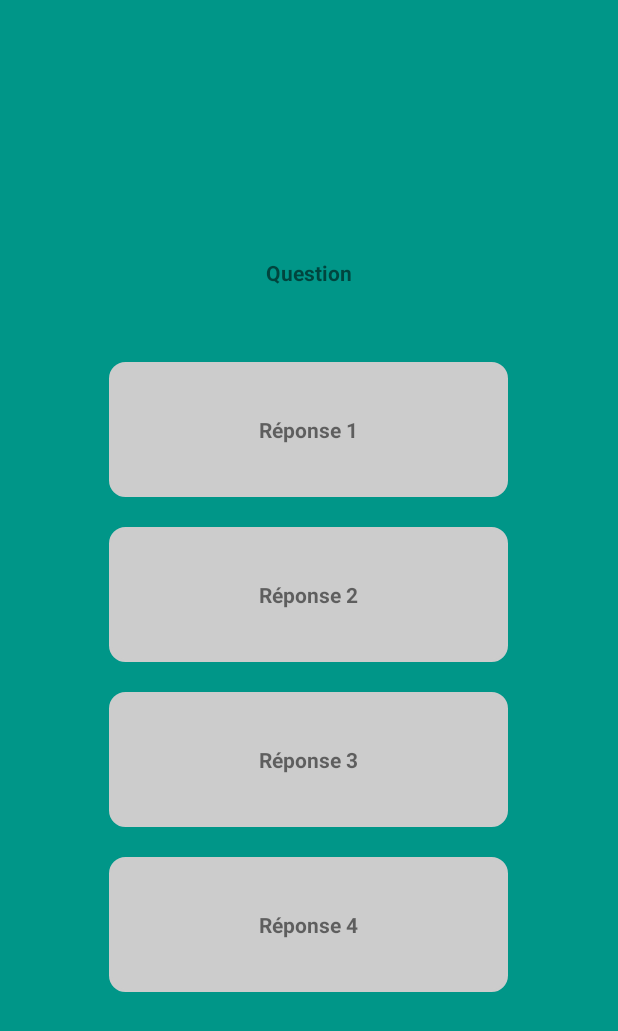
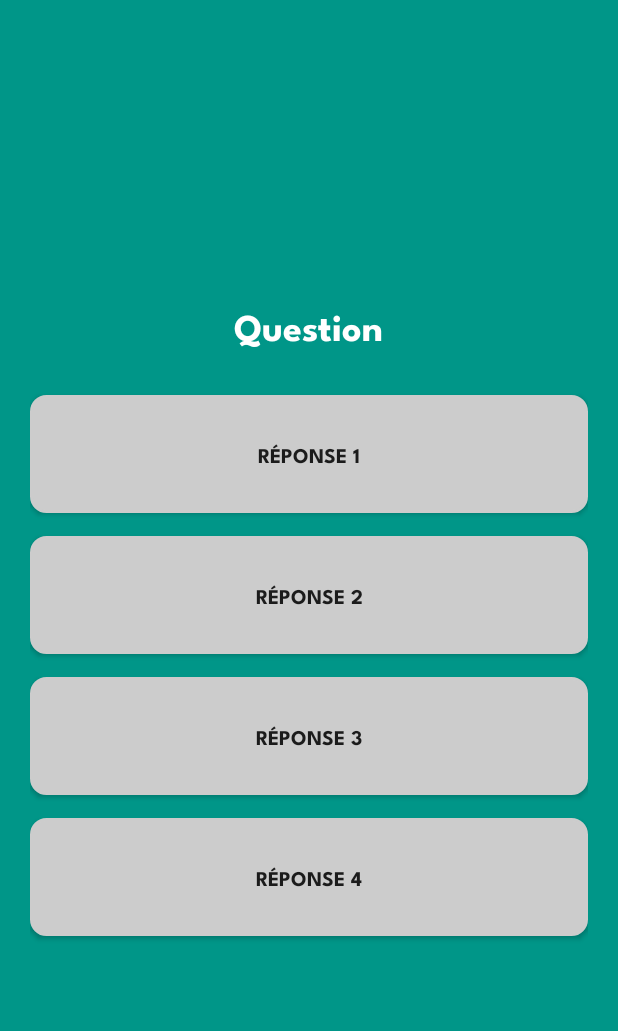
Before and after one commit to Ayduria/GamersGuess, an Android app: the QuizActivity screen opened directly, with no data from a screen before it, on a phone screen of 412 x 824 dp. Shown: the top 1031 px of the screen. Run offline under Robolectric (Android 15) with nearby library versions, the phone set to English and light mode, and no system bars; our stand-ins replace Room's generated code; 6 statements that could not run were skipped.

Commit message:
Linked main menu, difficulty choice and quiz activities and added general interface styles

```diff
--- a/app/src/main/java/uqac/dim/gamersguess/QuizActivity.java
+++ b/app/src/main/java/uqac/dim/gamersguess/QuizActivity.java
@@ -16,9 +16,8 @@ import uqac.dim.gamersguess.persistance.Score;
 public class QuizActivity extends AppCompatActivity {
 
     private QuizBD bd;
-    private Question question;
-    private Reponse reponse;
-    private Score score;
+    String difficulty;
+    List<Question> questions;
 
     @Override
     protected void onCreate(Bundle savedInstanceState) {
@@ -26,28 +25,43 @@ public class QuizActivity extends AppCompatActivity {
         setContentView(R.layout.activity_quiz);
 
         bd = QuizBD.getDatabase(getApplicationContext());
-        //displayTest();
+
+        // Get all questions for selected difficulty
+        Bundle b = getIntent().getExtras();
+        difficulty = b.getString("difficulty");
+
+        switch(difficulty) {
+            case "f":   questions = bd.quizDao().getEasyQuestions();
+                break;
+            case "m":   questions = bd.quizDao().getMediumQuestions();
+                break;
+            case "d":   questions = bd.quizDao().getHardQuestions();
+                break;
+        }
+
+        displayTest();
     }
 
-    /*private void displayTest() {
-        TextView question = (TextView)findViewById(R.id.testQuestion);
-        TextView reponse1 = (TextView)findViewById(R.id.testReponse1);
-        TextView reponse2 = (TextView)findViewById(R.id.testReponse2);
-        TextView reponse3 = (TextView)findViewById(R.id.testReponse3);
-        TextView reponse4 = (TextView)findViewById(R.id.testReponse4);
+    private void displayTest() {
+        TextView question = (TextView)findViewById(R.id.question);
+        TextView reponse1 = (TextView)findViewById(R.id.reponse1);
+        TextView reponse2 = (TextView)findViewById(R.id.reponse2);
+        TextView reponse3 = (TextView)findViewById(R.id.reponse3);
+        TextView reponse4 = (TextView)findViewById(R.id.reponse4);
+        List<TextView> reponseViews = Arrays.asList(reponse1, reponse2, reponse3, reponse4);
 
-        Question testQuestion = bd.quizDao().findQuestionById(1);
-        question.setText(testQuestion.question);
+        Question firstQuestion = questions.get(0);
 
-        List<TextView> reponseViews = Arrays.asList(reponse1, reponse2, reponse3, reponse4);
-        List<Reponse> reponses = bd.quizDao().loadAllQuestionAnswers(1);
+        question.setText(firstQuestion.question);
+
+        List<Reponse> reponses = bd.quizDao().loadAllQuestionAnswers(firstQuestion.getQuestionId());
 
         int noReponse = 0;
         for(TextView textView : reponseViews) {
             textView.setText(reponses.get(noReponse).choixReponse);
             noReponse++;
         }
-    }*/
+    }
 
     @Override
     protected void onDestroy() {
--- a/app/src/main/java/uqac/dim/gamersguess/persistance/Question.java
+++ b/app/src/main/java/uqac/dim/gamersguess/persistance/Question.java
@@ -24,4 +24,8 @@ public class Question {
         this.question = question;
         this.difficulte = difficulte;
     }
+
+    public Integer getQuestionId() {
+        return id;
+    }
 }
--- a/app/src/main/res/layout/activity_quiz.xml
+++ b/app/src/main/res/layout/activity_quiz.xml
@@ -4,66 +4,59 @@
     android:layout_height="match_parent"
     android:gravity="center"
     android:orientation="vertical"
-    android:paddingTop="10dp">
+    android:padding="20dp">
 
     <TextView
         android:id="@+id/question"
         android:layout_width="wrap_content"
         android:layout_height="wrap_content"
         android:paddingBottom="30dp"
+        android:gravity="center"
+        style="@style/Theme.GamersGuess.activityHeader"
         android:text="Question" />
 
 
-        <TextView
+        <Button
             android:id="@+id/reponse1"
-            android:layout_width="wrap_content"
+            android:layout_width="match_parent"
             android:layout_height="wrap_content"
-            android:paddingTop="35dp"
-            android:paddingLeft="100dp"
-            android:paddingRight="100dp"
-            android:paddingBottom="35dp"
-            android:layout_marginTop="20dp"
+            android:gravity="center"
+            android:paddingTop="30dp"
+            android:paddingBottom="30dp"
+            android:layout_marginBottom="15dp"
             android:background="@drawable/bg_rounded"
-            android:text="Réponse 1"
-            android:textAlignment="center"/>
+            android:text="Réponse 1" />
 
-        <TextView
+    <Button
         android:id="@+id/reponse2"
-            android:layout_width="wrap_content"
+        android:layout_width="match_parent"
         android:layout_height="wrap_content"
-            android:paddingTop="35dp"
-            android:paddingLeft="100dp"
-            android:paddingRight="100dp"
-            android:paddingBottom="35dp"
-            android:layout_marginTop="20dp"
+        android:gravity="center"
+        android:paddingTop="30dp"
+        android:paddingBottom="30dp"
+        android:layout_marginBottom="15dp"
         android:background="@drawable/bg_rounded"
-            android:text="Réponse 2"
-            android:textAlignment="center"/>
+        android:text="Réponse 2" />
 
-        <TextView
+    <Button
         android:id="@+id/reponse3"
-            android:layout_width="wrap_content"
+        android:layout_width="match_parent"
         android:layout_height="wrap_content"
-            android:paddingTop="35dp"
-            android:paddingLeft="100dp"
-            android:paddingRight="100dp"
-            android:paddingBottom="35dp"
-            android:layout_marginTop="20dp"
+        android:gravity="center"
+        android:paddingTop="30dp"
+        android:paddingBottom="30dp"
+        android:layout_marginBottom="15dp"
         android:background="@drawable/bg_rounded"
-            android:text="Réponse 3"
-            android:textAlignment="center"/>
+        android:text="Réponse 3" />
 
-        <TextView
+    <Button
         android:id="@+id/reponse4"
-            android:layout_width="wrap_content"
+        android:layout_width="match_parent"
         android:layout_height="wrap_content"
-            android:paddingTop="35dp"
-            android:paddingLeft="100dp"
-            android:paddingRight="100dp"
-            android:paddingBottom="35dp"
-            android:layout_marginTop="20dp"
+        android:gravity="center"
+        android:paddingTop="30dp"
+        android:paddingBottom="30dp"
         android:background="@drawable/bg_rounded"
-            android:text="Réponse 4"
-            android:textAlignment="center"/>
+        android:text="Réponse 4" />
 
 </LinearLayout>
--- a/app/src/main/res/values/strings.xml
+++ b/app/src/main/res/values/strings.xml
@@ -1,8 +1,10 @@
 <resources>
     <string name="app_name">Gamer\'s Guess</string>
 
+    <string name="game_name">GAMER\'S\nGUESS</string>
+
     // string textview
-    <string name="difficulty_textview">Choisissez votre difficulté </string>
+    <string name="difficulty_textview">CHOISISSEZ VOTRE DIFFICULTÉ</string>
     <string name="leaderboard_title">Leaderboard </string>
 
     <string name="leaderboardPlayer1">Joueur 1 </string>
--- a/app/src/main/res/values/themes.xml
+++ b/app/src/main/res/values/themes.xml
@@ -2,6 +2,17 @@
     <!-- Base application theme. -->
     <style name="Theme.GamersGuess" parent="Theme.AppCompat.Light.NoActionBar">
         <item name="android:windowBackground">@color/background</item>
-        <item name="android:textStyle">bold</item>
+        <item name="android:fontFamily">@font/league_spartan</item>
+    </style>
+
+    <style name="Theme.GamersGuess.gameName">
+        <item name="android:textSize">50dp</item>
+        <item name="android:textColor">#FFFFFF</item>
+        <item name="android:fontFamily">@font/broken_console</item>
+    </style>
+
+    <style name="Theme.GamersGuess.activityHeader">
+        <item name="android:textSize">25dp</item>
+        <item name="android:textColor">#FFFFFF</item>
     </style>
 </resources>
```
Also changed, not shown: app/src/main/java/uqac/dim/gamersguess/DifficultyChoiceActivity.java (+38 -0 lines), app/src/main/java/uqac/dim/gamersguess/MainMenuActivity.java (+14 -0 lines), app/src/main/res/layout/activity_difficultychoice.xml (+23 -6 lines), app/src/main/res/layout/activity_mainmenu.xml (+14 -1 lines), app/src/main/res/font/broken_console.ttf (added), app/src/main/res/font/league_spartan.ttf (added). Lines whose indentation alone changed are shown as unchanged.
